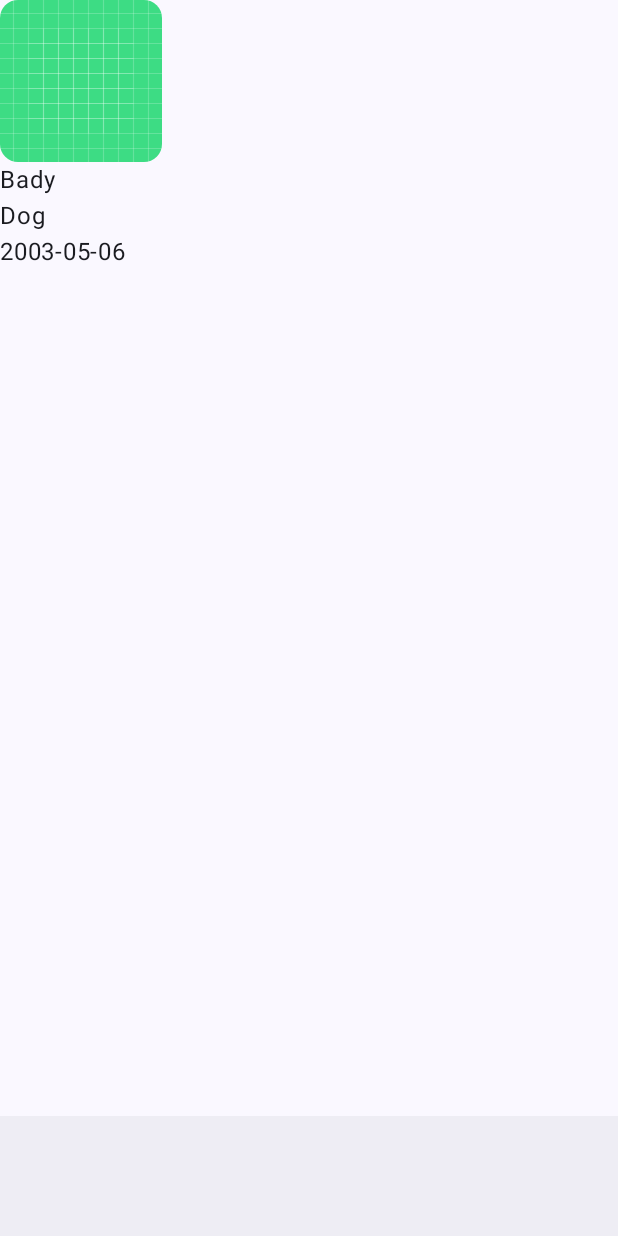
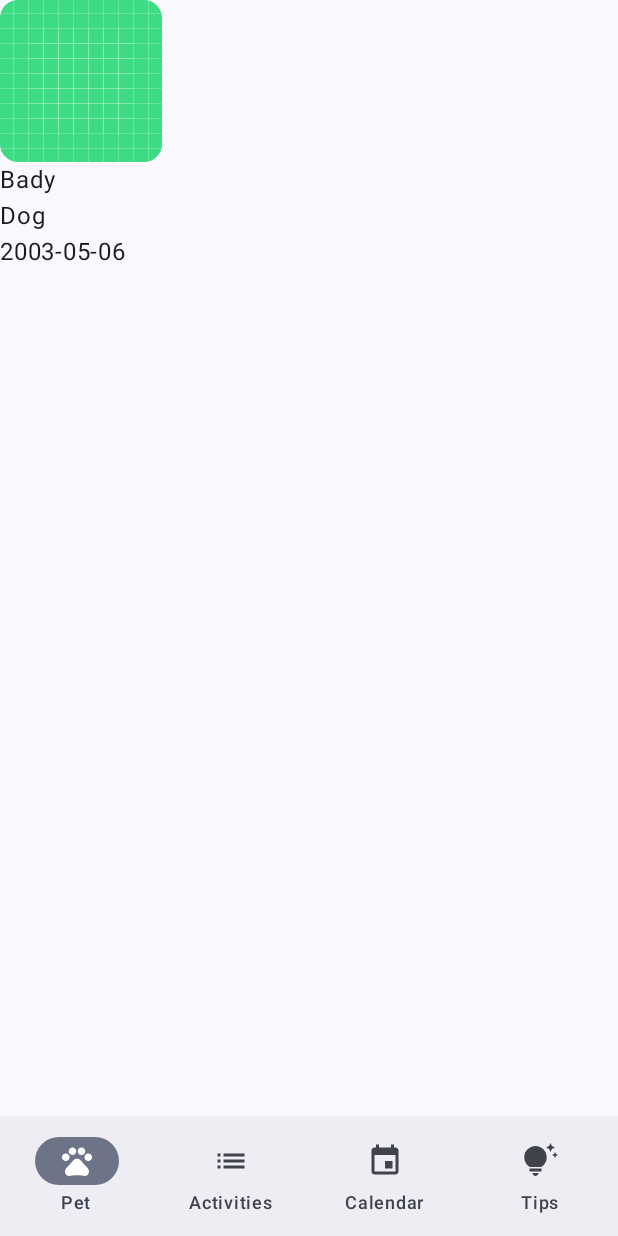
Before and after one commit to gastyCode/petcare-pal, an Android app built with Jetpack Compose: the screen it shows after launch (MainActivity), on a phone screen of 412 x 824 dp. Run offline under Robolectric (Android 15) with nearby library versions, the phone set to English and light mode, and no system bars.

Commit message:
Navigation and basic Room setup

```diff
--- a/app/build.gradle.kts
+++ b/app/build.gradle.kts
@@ -59,7 +59,7 @@ dependencies {
     implementation(libs.androidx.ui.tooling.preview)
     implementation(libs.androidx.material3)
     implementation(libs.androidx.navigation.compose)
-    implementation(libs.androidx.material3.android)
+    implementation(libs.androidx.room.ktx)
     testImplementation(libs.junit)
     androidTestImplementation(libs.androidx.junit)
     androidTestImplementation(libs.androidx.espresso.core)
--- a/app/src/main/java/com/obake/petcarepal/MainActivity.kt
+++ b/app/src/main/java/com/obake/petcarepal/MainActivity.kt
@@ -5,16 +5,30 @@ import androidx.activity.ComponentActivity
 import androidx.activity.compose.setContent
 import androidx.compose.foundation.layout.fillMaxSize
 import androidx.compose.foundation.layout.padding
+import androidx.compose.material.icons.Icons
+import androidx.compose.material.icons.filled.DateRange
+import androidx.compose.material.icons.filled.Favorite
 import androidx.compose.material3.BottomAppBar
+import androidx.compose.material3.Icon
 import androidx.compose.material3.MaterialTheme
+import androidx.compose.material3.NavigationBar
+import androidx.compose.material3.NavigationBarItem
 import androidx.compose.material3.Scaffold
 import androidx.compose.material3.Surface
+import androidx.compose.material3.Text
 import androidx.compose.runtime.Composable
+import androidx.compose.runtime.getValue
+import androidx.compose.runtime.mutableIntStateOf
+import androidx.compose.runtime.remember
+import androidx.compose.runtime.setValue
 import androidx.compose.ui.Modifier
+import androidx.compose.ui.res.painterResource
 import androidx.compose.ui.tooling.preview.Preview
+import androidx.navigation.NavController
 import androidx.navigation.compose.NavHost
 import androidx.navigation.compose.composable
 import androidx.navigation.compose.rememberNavController
+import com.obake.petcarepal.data.models.NavigationItem
 import com.obake.petcarepal.ui.OverviewScreen
 import com.obake.petcarepal.ui.theme.PetCarePalTheme
 
@@ -32,18 +46,46 @@ class MainActivity : ComponentActivity() {
                     Scaffold(
                         bottomBar = {
                             BottomAppBar {
-
+                                Navigation(navController = navController)
                             }
                         }
                     ) { padding ->
-                        NavHost(navController = navController, startDestination = "Landing") {
-                            composable("Landing") {
+                        NavHost(navController = navController, startDestination = "Home") {
+                            composable("Home") {
+                                OverviewScreen(modifier = Modifier.padding(padding))
+                            }
+                            composable("Activities") {
+                                OverviewScreen(modifier = Modifier.padding(padding))
+                            }
+                            composable("Calendar") {
+                                OverviewScreen(modifier = Modifier.padding(padding))
+                            }
+                            composable("Tips") {
                                 OverviewScreen(modifier = Modifier.padding(padding))
                             }
                         }
                     }
                 }
             }
+        }
+    }
+}
+
+@Composable
+fun Navigation(navController: NavController) {
+    var selectedItem by remember { mutableIntStateOf(0) }
+
+    NavigationBar {
+        NavigationItem.items.forEachIndexed { index, item ->
+            NavigationBarItem(
+                icon = { Icon(painterResource(id = item.icon), contentDescription = item.title) },
+                label = { Text(item.title) },
+                selected = selectedItem == index,
+                onClick = {
+                    selectedItem = index
+                    navController.navigate(item.route)
+                }
+            )
         }
     }
 }
--- /dev/null
+++ b/app/src/main/java/com/obake/petcarepal/data/models/NavigationItem.kt
@@ -0,0 +1,14 @@
+package com.obake.petcarepal.data.models
+
+import com.obake.petcarepal.R
+
+data class NavigationItem(val title: String, val route: String, val icon: Int) {
+    companion object {
+        val items = listOf(
+            NavigationItem("Pet", "Home", R.drawable.baseline_pets_24),
+            NavigationItem("Activities", "Activities", R.drawable.baseline_list_24),
+            NavigationItem("Calendar", "Calendar", R.drawable.baseline_event_24),
+            NavigationItem("Tips", "Tips", R.drawable.baseline_tips_and_updates_24),
+        )
+    }
+}
--- /dev/null
+++ b/app/src/main/res/drawable/baseline_event_24.xml
@@ -0,0 +1,5 @@
+<vector xmlns:android="http://schemas.android.com/apk/res/android" android:height="24dp" android:tint="#000000" android:viewportHeight="24" android:viewportWidth="24" android:width="24dp">
+
+    <path android:fillColor="@android:color/white" android:pathData="M17,12h-5v5h5v-5zM16,1v2L8,3L8,1L6,1v2L5,3c-1.11,0 -1.99,0.9 -1.99,2L3,19c0,1.1 0.89,2 2,2h14c1.1,0 2,-0.9 2,-2L21,5c0,-1.1 -0.9,-2 -2,-2h-1L18,1h-2zM19,19L5,19L5,8h14v11z"/>
+
+</vector>
--- /dev/null
+++ b/app/src/main/res/drawable/baseline_list_24.xml
@@ -0,0 +1,5 @@
+<vector xmlns:android="http://schemas.android.com/apk/res/android" android:autoMirrored="true" android:height="24dp" android:tint="#000000" android:viewportHeight="24" android:viewportWidth="24" android:width="24dp">
+
+    <path android:fillColor="@android:color/white" android:pathData="M3,13h2v-2L3,11v2zM3,17h2v-2L3,15v2zM3,9h2L5,7L3,7v2zM7,13h14v-2L7,11v2zM7,17h14v-2L7,15v2zM7,7v2h14L21,7L7,7z"/>
+
+</vector>
--- /dev/null
+++ b/app/src/main/res/drawable/baseline_pets_24.xml
@@ -0,0 +1,13 @@
+<vector xmlns:android="http://schemas.android.com/apk/res/android" android:height="24dp" android:tint="#000000" android:viewportHeight="24" android:viewportWidth="24" android:width="24dp">
+
+    <path android:fillColor="@android:color/white" android:pathData="M4.5,9.5m-2.5,0a2.5,2.5 0,1 1,5 0a2.5,2.5 0,1 1,-5 0"/>
+
+    <path android:fillColor="@android:color/white" android:pathData="M9,5.5m-2.5,0a2.5,2.5 0,1 1,5 0a2.5,2.5 0,1 1,-5 0"/>
+
+    <path android:fillColor="@android:color/white" android:pathData="M15,5.5m-2.5,0a2.5,2.5 0,1 1,5 0a2.5,2.5 0,1 1,-5 0"/>
+
+    <path android:fillColor="@android:color/white" android:pathData="M19.5,9.5m-2.5,0a2.5,2.5 0,1 1,5 0a2.5,2.5 0,1 1,-5 0"/>
+
+    <path android:fillColor="@android:color/white" android:pathData="M17.34,14.86c-0.87,-1.02 -1.6,-1.89 -2.48,-2.91 -0.46,-0.54 -1.05,-1.08 -1.75,-1.32 -0.11,-0.04 -0.22,-0.07 -0.33,-0.09 -0.25,-0.04 -0.52,-0.04 -0.78,-0.04s-0.53,0 -0.79,0.05c-0.11,0.02 -0.22,0.05 -0.33,0.09 -0.7,0.24 -1.28,0.78 -1.75,1.32 -0.87,1.02 -1.6,1.89 -2.48,2.91 -1.31,1.31 -2.92,2.76 -2.62,4.79 0.29,1.02 1.02,2.03 2.33,2.32 0.73,0.15 3.06,-0.44 5.54,-0.44h0.18c2.48,0 4.81,0.58 5.54,0.44 1.31,-0.29 2.04,-1.31 2.33,-2.32 0.31,-2.04 -1.3,-3.49 -2.61,-4.8z"/>
+
+</vector>
--- /dev/null
+++ b/app/src/main/res/drawable/baseline_tips_and_updates_24.xml
@@ -0,0 +1,5 @@
+<vector xmlns:android="http://schemas.android.com/apk/res/android" android:height="24dp" android:tint="#000000" android:viewportHeight="24" android:viewportWidth="24" android:width="24dp">
+
+    <path android:fillColor="@android:color/white" android:pathData="M7,20h4c0,1.1 -0.9,2 -2,2S7,21.1 7,20zM5,19h8v-2H5V19zM16.5,9.5c0,3.82 -2.66,5.86 -3.77,6.5H5.27C4.16,15.36 1.5,13.32 1.5,9.5C1.5,5.36 4.86,2 9,2S16.5,5.36 16.5,9.5zM21.37,7.37L20,8l1.37,0.63L22,10l0.63,-1.37L24,8l-1.37,-0.63L22,6L21.37,7.37zM19,6l0.94,-2.06L22,3l-2.06,-0.94L19,0l-0.94,2.06L16,3l2.06,0.94L19,6z"/>
+
+</vector>
--- a/gradle/libs.versions.toml
+++ b/gradle/libs.versions.toml
@@ -11,6 +11,7 @@ activityCompose = "1.8.2"
 composeBom = "2023.08.00"
 navigationCompose = "2.7.7"
 material3Android = "1.2.1"
+roomKtx = "2.6.1"
 
 [libraries]
 androidx-core-ktx = { group = "androidx.core", name = "core-ktx", version.ref = "coreKtx" }
@@ -30,6 +31,7 @@ androidx-ui-test-junit4 = { group = "androidx.compose.ui", name = "ui-test-junit
 androidx-material3 = { group = "androidx.compose.material3", name = "material3" }
 androidx-navigation-compose = { group = "androidx.navigation", name = "navigation-compose", version.ref = "navigationCompose" }
 androidx-material3-android = { group = "androidx.compose.material3", name = "material3-android", version.ref = "material3Android" }
+androidx-room-ktx = { group = "androidx.room", name = "room-ktx", version.ref = "roomKtx" }
 
 [plugins]
 androidApplication = { id = "com.android.application", version.ref = "agp" }
```
Also changed, not shown: app/src/main/java/com/obake/petcarepal/data/Database.kt (+7 -17 lines), app/src/main/java/com/obake/petcarepal/data/daos/PetDao.kt (added, +19 -0 lines), app/src/main/java/com/obake/petcarepal/data/models/Pet.kt (+14 -2 lines), app/src/main/java/com/obake/petcarepal/data/repository/PetRepository.kt (added, +23 -0 lines).
